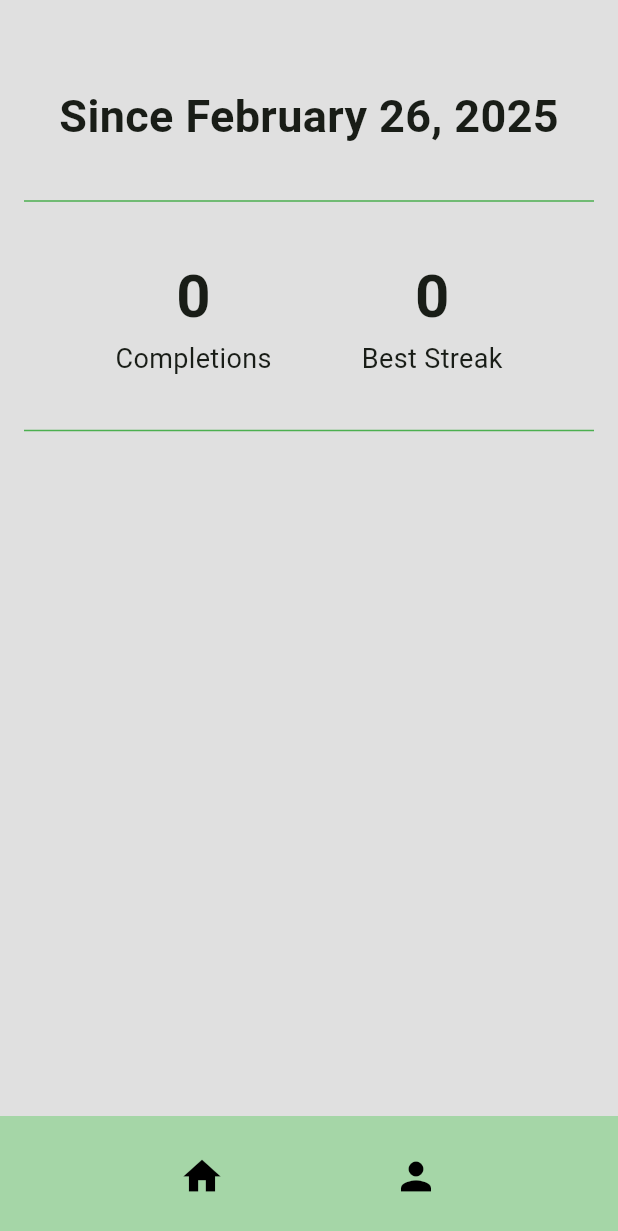
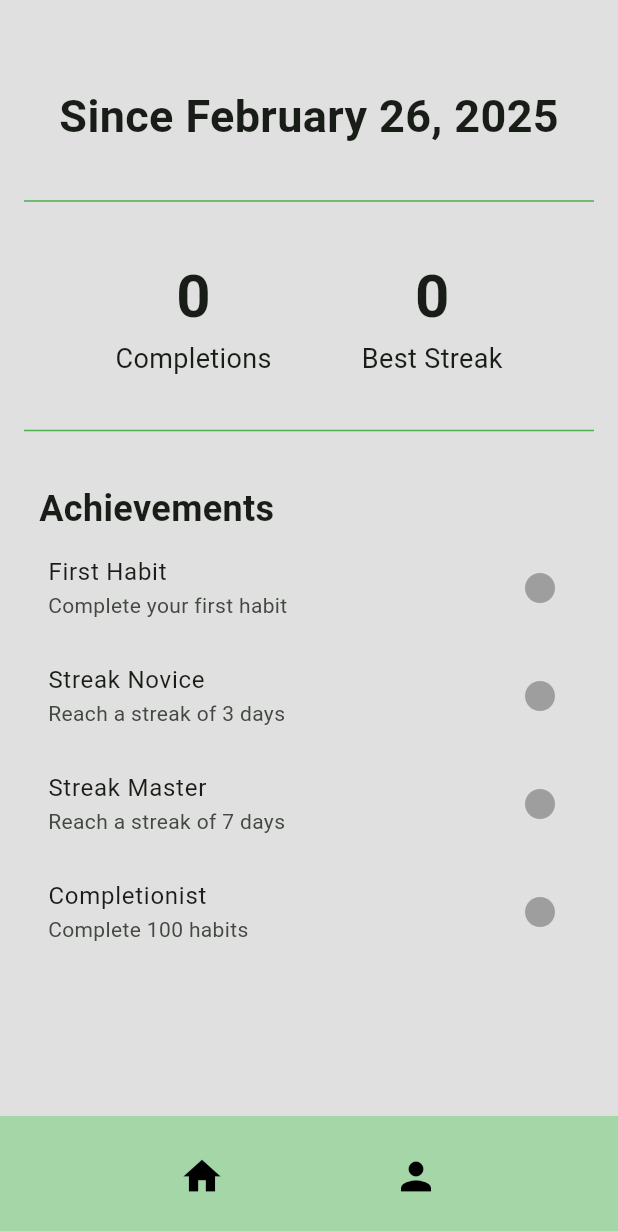
Before and after one commit to SQ77/trackIt, a Flutter app: the screen it shows after launch, after a tap on the "person" icon, on a phone screen of 412 x 824 dp. Shown: the top 1231 px of the screen. Run offline on Flutter 3.47's test engine with Material 3 defaults, Android fonts, the light colour scheme and no system bars; our stand-ins replace flutter_heatmap_calendar, flutter_slidable, hive_flutter; accounts and stored records are empty.

Commit message:
Add achievements to profile page

```diff
--- /dev/null
+++ b/lib/achievements/achievements.dart
@@ -0,0 +1,11 @@
+class Achievement {
+  final String name;
+  final String description;
+  bool unlocked;
+
+  Achievement({
+    required this.name,
+    required this.description,
+    this.unlocked = false,
+  });
+}
--- a/lib/data/habit_db.dart
+++ b/lib/data/habit_db.dart
@@ -2,6 +2,7 @@ import 'dart:math';
 
 import 'package:hive_flutter/hive_flutter.dart';
 import 'package:trackit/datetime/date_time.dart';
+import 'package:trackit/achievements/achievements.dart';
 
 final _myBox = Hive.box("Habit_DB");
 
@@ -15,6 +16,13 @@ class TwoInts {
 class HabitDB {
   List todaysHabitList = [];
   Map<DateTime, int> heatMapDataSet = {};
+
+  List<Achievement> achievements = [
+    Achievement(name: "First Habit", description: "Complete your first habit"),
+    Achievement(name: "Streak Novice", description: "Reach a streak of 3 days"),
+    Achievement(name: "Streak Master", description: "Reach a streak of 7 days"),
+    Achievement(name: "Completionist", description: "Complete 100 habits"),
+  ];
 
   // create default data initially
   void createDefaultData() {
@@ -157,6 +165,31 @@ class HabitDB {
     return createDateTimeObject(_myBox.get("START_DATE"));
   }
 
+  void unlockAchievements() {
+    var stats = getCompletedHabitCountAndBestStreak();
+    var completedHabits = stats.firstInt;
+    var bestStreak = stats.secondInt;
+    // unlock "First Habit" after completing 1 habit
+    if (completedHabits > 0 && !achievements[0].unlocked) {
+      achievements[0].unlocked = true;
+    }
+
+    // unlock "Streak Novice" after a 3-day streak
+    if (bestStreak >= 3 && !achievements[1].unlocked) {
+      achievements[1].unlocked = true;
+    }
+
+    // unlock "Streak Master" after a 7-day streak
+    if (bestStreak >= 7 && !achievements[2].unlocked) {
+      achievements[2].unlocked = true;
+    }
+
+    // unlock "Completionist" after completing 100 habits
+    if (completedHabits >= 100 && !achievements[3].unlocked) {
+      achievements[3].unlocked = true;
+    }
+  }
+
   // resets all data, used for testing
   void clearBoxData() async {
     var box = await Hive.openBox("Habit_DB");
--- a/lib/pages/home_page.dart
+++ b/lib/pages/home_page.dart
@@ -41,6 +41,7 @@ class _HomePageState extends State<HomePage> {
       }
     });
     db.updateDB();
+    db.unlockAchievements();
   }
 
   final _newHabitNameController = TextEditingController();
@@ -105,6 +106,7 @@ class _HomePageState extends State<HomePage> {
       db.todaysHabitList.removeAt(index);
     });
     db.updateDB();
+    db.unlockAchievements();
   }
 
   @override
@@ -159,7 +161,7 @@ class _HomePageState extends State<HomePage> {
           ),
         ],
       ),
-      bottomNavigationBar: BottomNavbar()
+      bottomNavigationBar: BottomNavbar(),
     );
   }
 }
--- a/lib/pages/profile_page.dart
+++ b/lib/pages/profile_page.dart
@@ -1,4 +1,5 @@
 import 'package:flutter/material.dart';
+import 'package:trackit/achievements/achievements.dart';
 import 'package:trackit/components/bottom_navbar.dart';
 import 'package:trackit/data/habit_db.dart';
 import 'package:trackit/datetime/date_time.dart';
@@ -14,12 +15,14 @@ class _ProfilePageState extends State<ProfilePage> {
   HabitDB db = HabitDB();
   int completedHabits = 0;
   int bestStreak = 0;
+  List<Achievement>? achievements;
   DateTime? startDate;
 
   @override
   void initState() {
     super.initState();
     _fetchStats();
+    db.unlockAchievements();
   }
 
   void _fetchStats() {
@@ -27,10 +30,13 @@ class _ProfilePageState extends State<ProfilePage> {
     var numCompletedHabits = stats.firstInt;
     var numBestStreak = stats.secondInt;
     var startDateTime = db.getStartDate();
+    var achievementsList = db.achievements;
+
     setState(() {
       completedHabits = numCompletedHabits;
       bestStreak = numBestStreak;
       startDate = startDateTime;
+      achievements = achievementsList;
     });
   }
 
@@ -70,10 +76,7 @@ class _ProfilePageState extends State<ProfilePage> {
                           fontWeight: FontWeight.bold,
                         ),
                       ),
-                      Text(
-                        'Completions',
-                        style: TextStyle(fontSize: 18),
-                      ),
+                      Text('Completions', style: TextStyle(fontSize: 18)),
                     ],
                   ),
 
@@ -89,16 +92,42 @@ class _ProfilePageState extends State<ProfilePage> {
                           fontWeight: FontWeight.bold,
                         ),
                       ),
-                      Text(
-                        'Best Streak',
-                        style: TextStyle(fontSize: 18),
-                      ),
+                      Text('Best Streak', style: TextStyle(fontSize: 18)),
                     ],
                   ),
                 ],
               ),
             ),
             Divider(color: Colors.green, thickness: 1, height: 30),
+
+            Padding(
+              padding: const EdgeInsets.only(top: 20.0, left: 10.0),
+              child: Text(
+                'Achievements',
+                style: TextStyle(fontSize: 24, fontWeight: FontWeight.bold),
+              ),
+            ),
+
+            achievements != null
+                ? Column(
+                  children:
+                      achievements!.map((achievement) {
+                        return ListTile(
+                          title: Text(achievement.name),
+                          subtitle: Text(achievement.description),
+                          trailing: Icon(
+                            achievement.unlocked
+                                ? Icons.check_circle
+                                : Icons.circle,
+                            color:
+                                achievement.unlocked
+                                    ? Colors.green
+                                    : Colors.grey,
+                          ),
+                        );
+                      }).toList(),
+                )
+                : Center(child: Text('No achievements available')),
           ],
         ),
       ),
```
